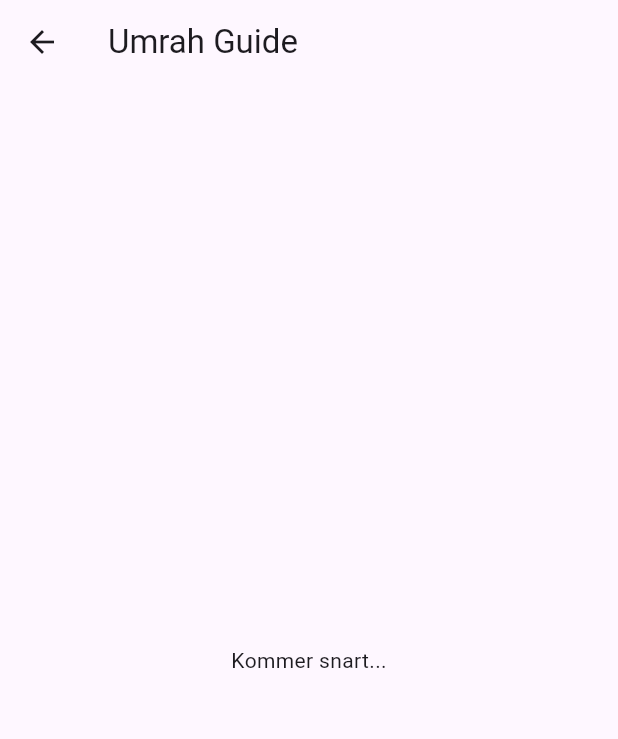
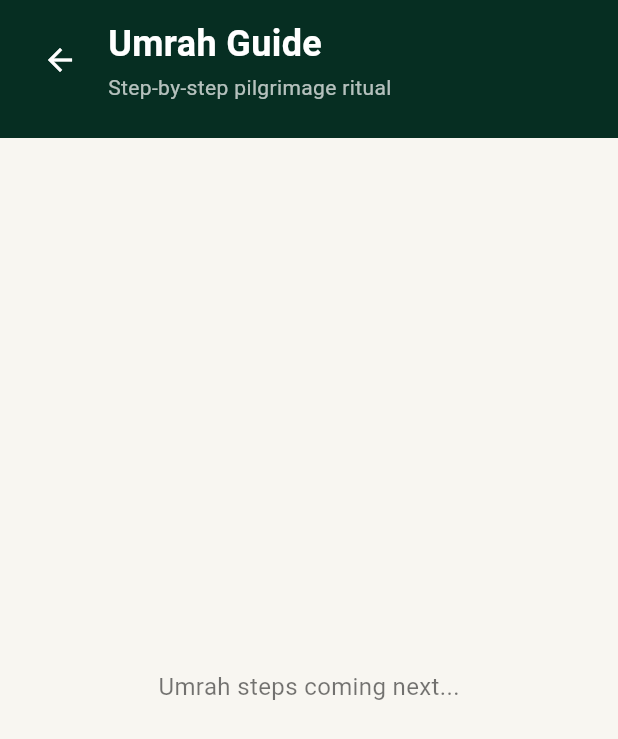
Before and after one commit to ali2011111/hajj-umrah-guide, a Flutter app: the UmrahScreen screen opened directly, on a phone screen of 412 x 824 dp. Shown: the top 739 px of the screen. Run offline on Flutter 3.47's test engine with Material 3 defaults, Android fonts, the light colour scheme and no system bars; network calls fail.

Commit message:
feat: add Umrah guide header

```diff
--- a/lib/screens/umrah_screen.dart
+++ b/lib/screens/umrah_screen.dart
@@ -1,4 +1,8 @@
 import 'package:flutter/material.dart';
+
+const Color kDarkGreen = Color(0xFF062E22);
+const Color kGold = Color(0xFFE9C46A);
+const Color kBackground = Color(0xFFF8F6F1);
 
 class UmrahScreen extends StatelessWidget {
   const UmrahScreen({super.key});
@@ -6,8 +10,72 @@ class UmrahScreen extends StatelessWidget {
   @override
   Widget build(BuildContext context) {
     return Scaffold(
-      appBar: AppBar(title: const Text('Umrah Guide')),
-      body: const Center(child: Text('Kommer snart...')),
+      backgroundColor: kBackground,
+      body: Column(
+        children: [
+          Container(
+            width: double.infinity,
+            color: kDarkGreen,
+            child: SafeArea(
+              bottom: false,
+              child: Padding(
+                padding: const EdgeInsets.fromLTRB(16, 12, 20, 24),
+                child: Row(
+                  children: [
+                    IconButton(
+                      onPressed: () {
+                        Navigator.pop(context);
+                      },
+                      icon: const Icon(
+                        Icons.arrow_back,
+                        color: Colors.white,
+                      ),
+                    ),
+
+                    const SizedBox(width: 8),
+
+                    const Column(
+                      crossAxisAlignment: CrossAxisAlignment.start,
+                      children: [
+                        Text(
+                          'Umrah Guide',
+                          style: TextStyle(
+                            color: Colors.white,
+                            fontSize: 24,
+                            fontWeight: FontWeight.bold,
+                          ),
+                        ),
+
+                        SizedBox(height: 2),
+
+                        Text(
+                          'Step-by-step pilgrimage ritual',
+                          style: TextStyle(
+                            color: Colors.white70,
+                            fontSize: 14,
+                          ),
+                        ),
+                      ],
+                    ),
+                  ],
+                ),
+              ),
+            ),
+          ),
+
+          const Expanded(
+            child: Center(
+              child: Text(
+                'Umrah steps coming next...',
+                style: TextStyle(
+                  fontSize: 16,
+                  color: Colors.black54,
+                ),
+              ),
+            ),
+          ),
+        ],
+      ),
     );
   }
 }
```
